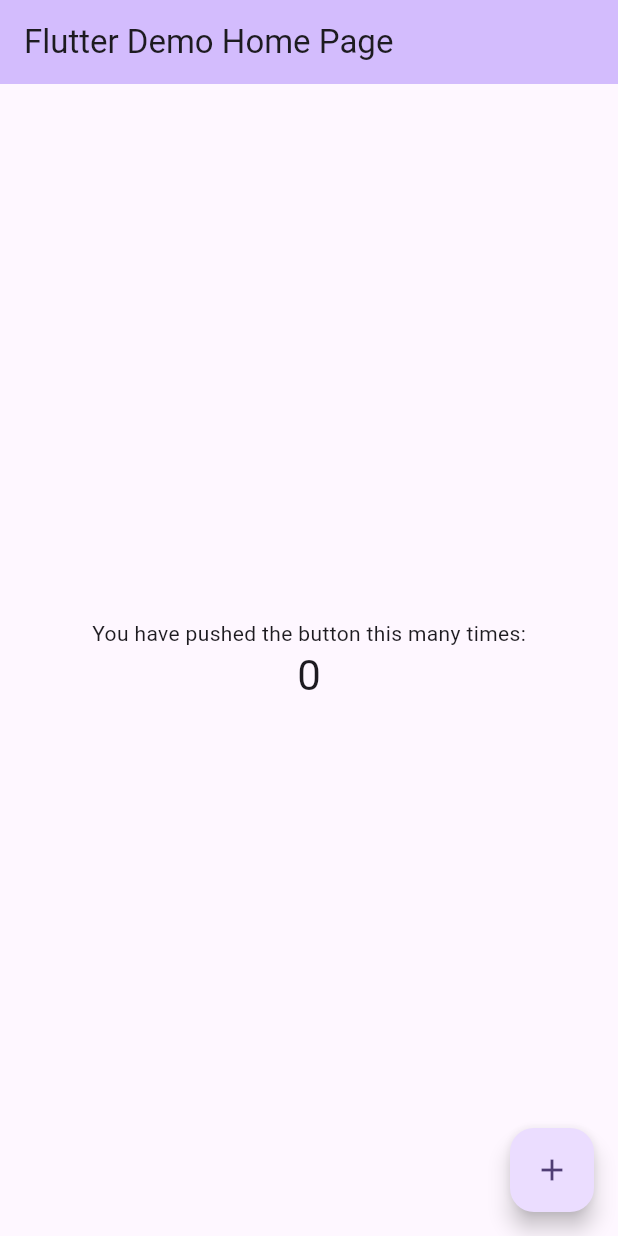
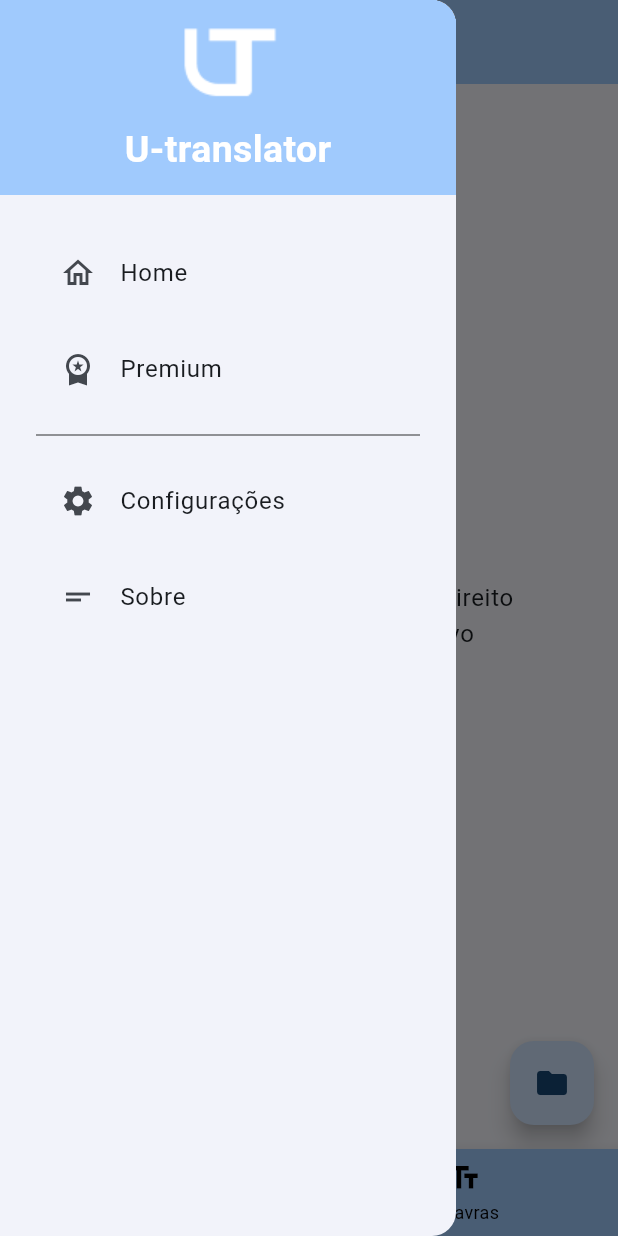
Before and after one commit to miqueiassggarcia/U-translator, a Flutter app: the screen it shows after launch, with the side drawer open (before the commit the screen has no drawer), on a phone screen of 412 x 824 dp. Run offline on Flutter 3.47's test engine with Material 2 defaults, Android fonts, the phone set to English and light mode, and no system bars; our stand-ins replace file_picker, shared_preferences; missing offline and left inert: flutter_pdfview.

Commit message:
Develop (#7) (#8)
* Desenvolvendo menu lateral (#1)

* Criando menu lateral

* Criando rotas para páginas

* Adicionando menu a cada tela

* Adicionando logo do aplicativo

* Componentizando class navigation

* Organizando componentes

* Modificando logo barra lateral

* abrir pdf.

* abrir o pdf

* Historico de pdf (#4)

* Desenvolvendo menu inferior e adicionando historico a home (#6)

* Criando menu inferior

* Abrindo pdf na tela home

* Adicionando historico de pdf na home

* Adicionando tela de histórico na home

* Readicionando funcionalidade de abrir pdf pelo histórico

* Retirando arquivos desnecessários

---------

Co-authored-by: Noberto Nunes <81520797+NobertoNNJ@users.noreply.github.com>

```diff
--- /dev/null
+++ b/lib/builders/build_floating_file_button.dart
@@ -0,0 +1,25 @@
+import 'package:file_picker/file_picker.dart';
+import 'package:flutter/material.dart';
+
+class FloatingFileButton extends StatelessWidget {
+  const FloatingFileButton({super.key, required this.callbackFunction});
+  final Function callbackFunction;
+
+  @override
+  Widget build(BuildContext context) {
+    return FloatingActionButton(
+      onPressed: () async {
+        final result = await FilePicker.platform.pickFiles(
+          type: FileType.custom,
+          allowedExtensions: ['pdf'],
+        );
+        if (result != null) {
+          var pdfFile = result.files.single.path;
+          callbackFunction(pdfFile);
+        }
+      },
+      tooltip: 'open file',
+      child: const Icon(Icons.folder),
+    );
+  }
+}
--- /dev/null
+++ b/lib/builders/build_header.dart
@@ -0,0 +1,20 @@
+import 'package:flutter/material.dart';
+
+Widget buildHeader(BuildContext context) => Container(
+      color: Theme.of(context).colorScheme.inversePrimary,
+      padding: EdgeInsets.only(
+        top: MediaQuery.of(context).padding.top,
+      ),
+      child: const Column(children: [
+        Image(
+          image: ExactAssetImage('assets/images/Logo.png'),
+        ),
+        Text(
+          'U-translator',
+          style: TextStyle(color: Colors.white, fontSize: 25, fontWeight: FontWeight.bold),
+        ),
+        SizedBox(
+          height: 12,
+        ),
+      ]),
+    );
--- /dev/null
+++ b/lib/builders/build_inicial_home_text.dart
@@ -0,0 +1,24 @@
+import 'package:flutter/material.dart';
+
+class HomePageInitialText extends StatelessWidget {
+  const HomePageInitialText({super.key});
+
+  @override
+  Widget build(BuildContext context) {
+    return Center(
+      child: Column(
+        mainAxisAlignment: MainAxisAlignment.center,
+        children: <Widget>[
+          Text(
+            'Use o botão no canto inferior direito',
+            style: Theme.of(context).textTheme.bodyLarge,
+          ),
+          Text(
+            'e abra o seu primeiro arquivo',
+            style: Theme.of(context).textTheme.bodyLarge,
+          ),
+        ],
+      ),
+    );
+  }
+}
--- /dev/null
+++ b/lib/builders/build_menu_items.dart
@@ -0,0 +1,44 @@
+import 'package:flutter/material.dart';
+import 'package:utranslator/pages/about_page.dart';
+import 'package:utranslator/pages/configuration_page.dart';
+import 'package:utranslator/pages/initial_page.dart';
+
+Widget buildMenuItems(BuildContext context) => Container(
+      padding: const EdgeInsets.all(24),
+      child: Wrap(
+        runSpacing: 8,
+        children: [
+          ListTile(
+            leading: const Icon(Icons.home_outlined),
+            title: const Text('Home'),
+            onTap: () => Navigator.of(context).pushReplacement(
+                MaterialPageRoute(builder: (context) => const InitialPage())),
+          ),
+          ListTile(
+            leading: const Icon(Icons.workspace_premium),
+            title: const Text('Premium'),
+            onTap: () {},
+          ),
+          const Divider(color: Colors.black54),
+          ListTile(
+            leading: const Icon(Icons.settings),
+            title: const Text('Configurações'),
+            onTap: () {
+              Navigator.pop(context);
+
+              Navigator.of(context).push(
+                  MaterialPageRoute(builder: (context) => const ConfigPage()));
+            },
+          ),
+          ListTile(
+            leading: const Icon(Icons.short_text),
+            title: const Text('Sobre'),
+            onTap: () {
+              Navigator.pop(context);
+
+              Navigator.of(context).push(
+                  MaterialPageRoute(builder: (context) => const AboutPage()));
+            },
+          ),
+        ],
+      ));
--- a/lib/main.dart
+++ b/lib/main.dart
@@ -1,125 +1,6 @@
 import 'package:flutter/material.dart';
+import 'package:utranslator/my_app.dart';
 
 void main() {
   runApp(const MyApp());
 }
-
-class MyApp extends StatelessWidget {
-  const MyApp({super.key});
-
-  // This widget is the root of your application.
-  @override
-  Widget build(BuildContext context) {
-    return MaterialApp(
-      title: 'Flutter Demo',
-      theme: ThemeData(
-        // This is the theme of your application.
-        //
-        // TRY THIS: Try running your application with "flutter run". You'll see
-        // the application has a blue toolbar. Then, without quitting the app,
-        // try changing the seedColor in the colorScheme below to Colors.green
-        // and then invoke "hot reload" (save your changes or press the "hot
-        // reload" button in a Flutter-supported IDE, or press "r" if you used
-        // the command line to start the app).
-        //
-        // Notice that the counter didn't reset back to zero; the application
-        // state is not lost during the reload. To reset the state, use hot
-        // restart instead.
-        //
-        // This works for code too, not just values: Most code changes can be
-        // tested with just a hot reload.
-        colorScheme: ColorScheme.fromSeed(seedColor: Colors.deepPurple),
-        useMaterial3: true,
-      ),
-      home: const MyHomePage(title: 'Flutter Demo Home Page'),
-    );
-  }
-}
-
-class MyHomePage extends StatefulWidget {
-  const MyHomePage({super.key, required this.title});
-
-  // This widget is the home page of your application. It is stateful, meaning
-  // that it has a State object (defined below) that contains fields that affect
-  // how it looks.
-
-  // This class is the configuration for the state. It holds the values (in this
-  // case the title) provided by the parent (in this case the App widget) and
-  // used by the build method of the State. Fields in a Widget subclass are
-  // always marked "final".
-
-  final String title;
-
-  @override
-  State<MyHomePage> createState() => _MyHomePageState();
-}
-
-class _MyHomePageState extends State<MyHomePage> {
-  int _counter = 0;
-
-  void _incrementCounter() {
-    setState(() {
-      // This call to setState tells the Flutter framework that something has
-      // changed in this State, which causes it to rerun the build method below
-      // so that the display can reflect the updated values. If we changed
-      // _counter without calling setState(), then the build method would not be
-      // called again, and so nothing would appear to happen.
-      _counter++;
-    });
-  }
-
-  @override
-  Widget build(BuildContext context) {
-    // This method is rerun every time setState is called, for instance as done
-    // by the _incrementCounter method above.
-    //
-    // The Flutter framework has been optimized to make rerunning build methods
-    // fast, so that you can just rebuild anything that needs updating rather
-    // than having to individually change instances of widgets.
-    return Scaffold(
-      appBar: AppBar(
-        // TRY THIS: Try changing the color here to a specific color (to
-        // Colors.amber, perhaps?) and trigger a hot reload to see the AppBar
-        // change color while the other colors stay the same.
-        backgroundColor: Theme.of(context).colorScheme.inversePrimary,
-        // Here we take the value from the MyHomePage object that was created by
-        // the App.build method, and use it to set our appbar title.
-        title: Text(widget.title),
-      ),
-      body: Center(
-        // Center is a layout widget. It takes a single child and positions it
-        // in the middle of the parent.
-        child: Column(
-          // Column is also a layout widget. It takes a list of children and
-          // arranges them vertically. By default, it sizes itself to fit its
-          // children horizontally, and tries to be as tall as its parent.
-          //
-          // Column has various properties to control how it sizes itself and
-          // how it positions its children. Here we use mainAxisAlignment to
-          // center the children vertically; the main axis here is the vertical
-          // axis because Columns are vertical (the cross axis would be
-          // horizontal).
-          //
-          // TRY THIS: Invoke "debug painting" (choose the "Toggle Debug Paint"
-          // action in the IDE, or press "p" in the console), to see the
-          // wireframe for each widget.
-          mainAxisAlignment: MainAxisAlignment.center,
-          children: <Widget>[
-            const Text(
-              'You have pushed the button this many times:',
-            ),
-            Text(
-              '$_counter',
-              style: Theme.of(context).textTheme.headlineMedium,
-            ),
-          ],
-        ),
-      ),
-      floatingActionButton: FloatingActionButton(
-        onPressed: _incrementCounter,
-        tooltip: 'Increment',
-        child: const Icon(Icons.add),
-      ), // This trailing comma makes auto-formatting nicer for build methods.
-    );
-  }
-}
--- /dev/null
+++ b/lib/my_app.dart
@@ -0,0 +1,18 @@
+import 'package:flutter/material.dart';
+import 'package:utranslator/pages/initial_page.dart';
+
+class MyApp extends StatelessWidget {
+  const MyApp({super.key});
+
+  // This widget is the root of your application.
+  @override
+  Widget build(BuildContext context) {
+    return MaterialApp(
+      theme: ThemeData(
+        colorScheme: ColorScheme.fromSeed(seedColor: Colors.blue),
+        useMaterial3: true,
+      ),
+      home: const InitialPage(),
+    );
+  }
+}
--- /dev/null
+++ b/lib/navigation/navigation.dart
@@ -0,0 +1,20 @@
+import 'package:flutter/material.dart';
+import 'package:utranslator/builders/build_header.dart';
+import 'package:utranslator/builders/build_menu_items.dart';
+
+class Navigation extends StatelessWidget {
+  const Navigation({super.key});
+
+  @override
+  Widget build(BuildContext context) => Drawer(
+        child: SingleChildScrollView(
+          child: Column(
+            crossAxisAlignment: CrossAxisAlignment.stretch,
+            children: <Widget>[
+              buildHeader(context),
+              buildMenuItems(context),
+            ],
+          ),
+        ),
+      );
+}
--- /dev/null
+++ b/lib/pages/home_page_body.dart
@@ -0,0 +1,40 @@
+import 'package:flutter/material.dart';
+import 'package:utranslator/builders/build_floating_file_button.dart';
+import 'package:utranslator/controllers/home_page_body_controller.dart';
+
+class HomePage extends StatefulWidget {
+  const HomePage({super.key});
+
+  @override
+  State<HomePage> createState() => _HomePageState();
+}
+
+class _HomePageState extends State<HomePage> {
+  final controller = HomePageBodyController();
+
+  Widget get currentBody => controller.currentBody;
+  bool get buttonIsActive => controller.buttonIsActive;
+
+  @override
+  void initState() {
+    super.initState();
+    controller.getIfThePDFHasAlreadyBeenOpen(callbackPdfView);
+    controller.addListener(() {
+      setState(() {});
+    });
+  }
+
+  void callbackPdfView(String pdfPath) {
+    setState(() {
+      controller.changeBodyToPdfView(pdfPath);
+    });
+  }
+
+  @override
+  Widget build(BuildContext context) => Scaffold(
+        body: currentBody,
+        floatingActionButton: buttonIsActive
+            ? FloatingFileButton(callbackFunction: callbackPdfView)
+            : null,
+      );
+}
--- /dev/null
+++ b/lib/pages/initial_page.dart
@@ -0,0 +1,60 @@
+import 'package:flutter/material.dart';
+import 'package:utranslator/navigation/navigation.dart';
+import 'package:utranslator/pages/home_page_body.dart';
+import 'package:utranslator/builders/build_initial_text.dart';
+
+class InitialPage extends StatefulWidget {
+  const InitialPage({super.key});
+
+  @override
+  State<InitialPage> createState() => _InitialPageState();
+}
+
+class _InitialPageState extends State<InitialPage> {
+  final pageViewController = PageController();
+
+  @override
+  void dispose() {
+    super.dispose();
+    pageViewController.dispose();
+  }
+
+  @override
+  Widget build(BuildContext context) {
+    return Scaffold(
+      appBar: AppBar(
+        backgroundColor: Theme.of(context).colorScheme.inversePrimary,
+        title: const Text('Home'),
+        centerTitle: true,
+      ),
+      drawer: const Navigation(),
+      bottomNavigationBar: AnimatedBuilder(
+          animation: pageViewController,
+          builder: (context, snapshot) {
+            return BottomNavigationBar(
+                currentIndex: pageViewController.page?.round() ?? 0,
+                onTap: (index) {
+                  pageViewController.jumpToPage(index);
+                },
+                backgroundColor: Theme.of(context).colorScheme.inversePrimary,
+                fixedColor: Colors.white,
+                unselectedItemColor: Colors.black,
+                items: const [
+                  BottomNavigationBarItem(
+                    icon: Icon(Icons.picture_as_pdf),
+                    label: 'PDF',
+                  ),
+                  BottomNavigationBarItem(
+                    icon: Icon(Icons.text_fields),
+                    label: 'Palavras',
+                  ),
+                ]);
+          }),
+      body: PageView(
+        controller: pageViewController,
+        children: const [HomePage(), PhrasePageBody()],
+        physics: NeverScrollableScrollPhysics(),
+      ),
+    );
+  }
+}
```
Also changed, not shown: lib/builders/build_initial_text.dart (added, +24 -0 lines), lib/builders/build_pdf_history.dart (added, +49 -0 lines), lib/builders/build_pdf_viewer.dart (added, +48 -0 lines), lib/controllers/home_page_body_controller.dart (added, +76 -0 lines), lib/pages/about_page.dart (added, +16 -0 lines), lib/pages/configuration_page.dart (added, +16 -0 lines), pubspec.yaml (+10 -0 lines), assets/images/Logo.png (added), pubspec.lock, 3 other files.
